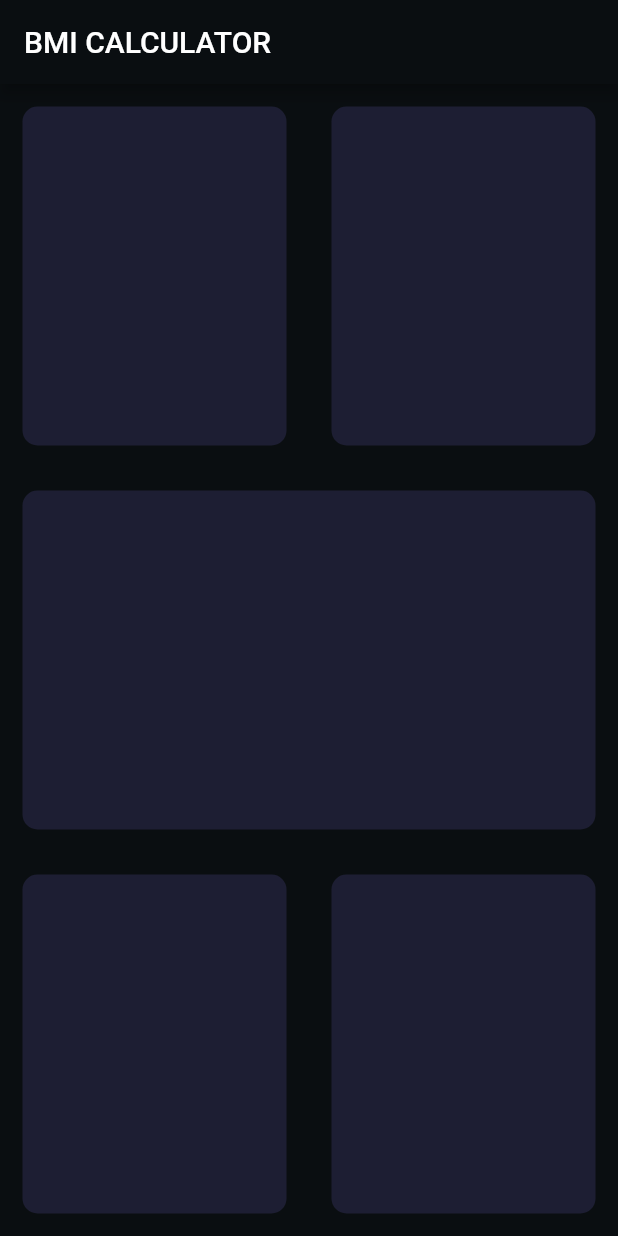
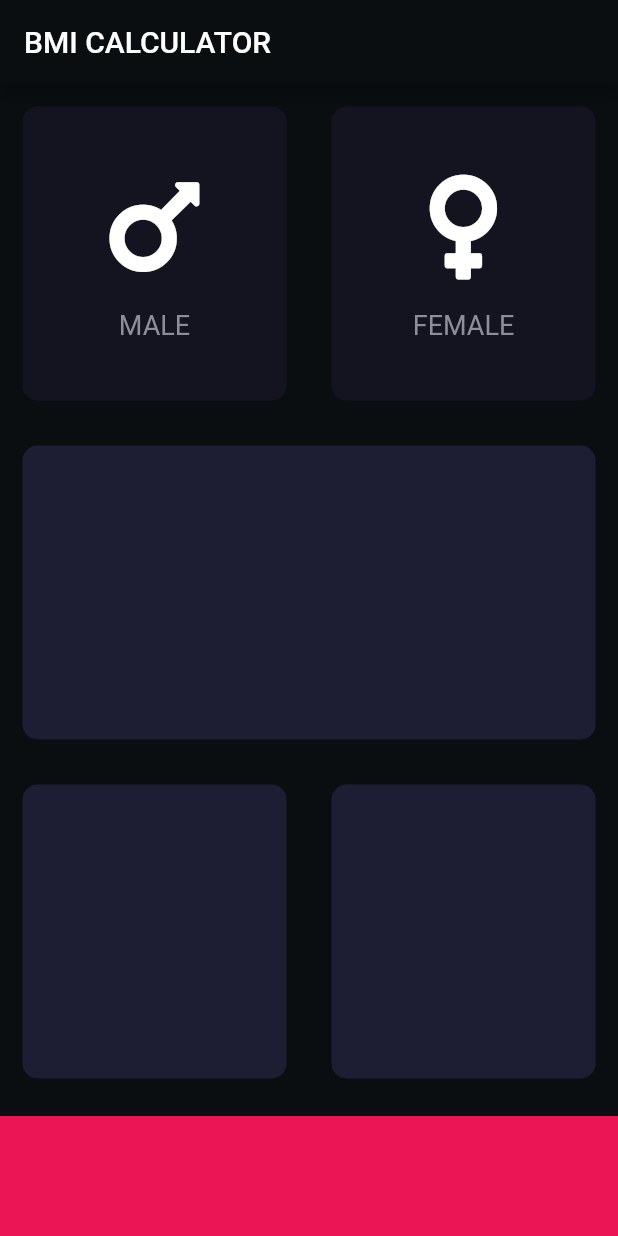
Before and after one commit to SStefanV/flutter_apps, a Flutter app: the screen it shows after launch, on a phone screen of 412 x 824 dp. Run offline on Flutter 3.47's test engine with Material 2 defaults, Android fonts, the phone set to English and light mode, and no system bars; our stand-ins replace audioplayers, font_awesome_flutter, rflutter_alert.

Commit message:
New files

```diff
--- /dev/null
+++ b/bmi-calculator-flutter/lib/icon_content.dart
@@ -0,0 +1,33 @@
+import 'package:flutter/material.dart';
+
+const labelStyleText = TextStyle(
+  fontSize: 18,
+  color: Color(0xff8d8e98),
+);
+
+class IconContent extends StatelessWidget {
+  final String text;
+  final IconData iconType;
+
+  IconContent({this.text, this.iconType});
+
+  @override
+  Widget build(BuildContext context) {
+    return Column(
+      mainAxisAlignment: MainAxisAlignment.center,
+      children: [
+        Icon(
+          iconType,
+          size: 80,
+        ),
+        SizedBox(
+          height: 15,
+        ),
+        Text(
+          text,
+          style: labelStyleText,
+        ),
+      ],
+    );
+  }
+}
--- a/bmi-calculator-flutter/lib/input_page.dart
+++ b/bmi-calculator-flutter/lib/input_page.dart
@@ -1,4 +1,18 @@
 import 'package:flutter/material.dart';
+import 'package:font_awesome_flutter/font_awesome_flutter.dart';
+
+import 'icon_content.dart';
+import 'reusable_card.dart';
+
+const bottomContainerHeight = 80.0;
+const containerBgColor = Color(0xFF1D1E33);
+const inactivCardColor = Color(0xFF141320);
+const bottomBgColor = Color(0xFFEB1555);
+
+enum Gender {
+  male,
+  female,
+}
 
 class InputPage extends StatefulWidget {
   @override
@@ -6,6 +20,28 @@ class InputPage extends StatefulWidget {
 }
 
 class _InputPageState extends State<InputPage> {
+  Color maleCardColor = inactivCardColor;
+  Color femaleCardColor = inactivCardColor;
+  void updateColor(Gender gender) {
+    if (gender == Gender.male) {
+      if (maleCardColor == inactivCardColor) {
+        maleCardColor = containerBgColor;
+        femaleCardColor = inactivCardColor;
+      } else {
+        maleCardColor = inactivCardColor;
+      }
+    } else {
+      if (gender == Gender.female) {
+        if (femaleCardColor == inactivCardColor) {
+          femaleCardColor = containerBgColor;
+          maleCardColor = inactivCardColor;
+        } else {
+          femaleCardColor = inactivCardColor;
+        }
+      }
+    }
+  }
+
   @override
   Widget build(BuildContext context) {
     return Scaffold(
@@ -18,13 +54,35 @@ class _InputPageState extends State<InputPage> {
             child: Row(
               children: [
                 Expanded(
-                  child: ReusableCard(
-                    colour: Color(0xff1d1e33),
+                  child: GestureDetector(
+                    onTap: () {
+                      setState(() {
+                        updateColor(Gender.male);
+                      });
+                    },
+                    child: ReusableCard(
+                      cardChild: IconContent(
+                        text: 'MALE',
+                        iconType: FontAwesomeIcons.mars,
+                      ),
+                      colour: maleCardColor,
+                    ),
                   ),
                 ),
                 Expanded(
-                  child: ReusableCard(
-                    colour: Color(0xff1d1e33),
+                  child: GestureDetector(
+                    onTap: () {
+                      setState(() {
+                        updateColor(Gender.female);
+                      });
+                    },
+                    child: ReusableCard(
+                      cardChild: IconContent(
+                        text: 'FEMALE',
+                        iconType: FontAwesomeIcons.venus,
+                      ),
+                      colour: femaleCardColor,
+                    ),
                   ),
                 ),
               ],
@@ -32,7 +90,7 @@ class _InputPageState extends State<InputPage> {
           ),
           Expanded(
             child: ReusableCard(
-              colour: Color(0xff1d1e33),
+              colour: containerBgColor,
             ),
           ),
           Expanded(
@@ -40,35 +98,25 @@ class _InputPageState extends State<InputPage> {
               children: [
                 Expanded(
                   child: ReusableCard(
-                    colour: Color(0xff1d1e33),
+                    colour: containerBgColor,
                   ),
                 ),
                 Expanded(
                   child: ReusableCard(
-                    colour: Color(0xff1d1e33),
+                    colour: containerBgColor,
                   ),
                 ),
               ],
             ),
+          ),
+          Container(
+            color: bottomBgColor,
+            margin: EdgeInsets.only(top: 10.0),
+            height: bottomContainerHeight,
+            width: double.infinity,
           ),
         ],
       ),
     );
   }
 }
-
-class ReusableCard extends StatelessWidget {
-  final Color colour;
-  ReusableCard({@required this.colour});
-
-  @override
-  Widget build(BuildContext context) {
-    return Container(
-      margin: EdgeInsets.all(15),
-      decoration: BoxDecoration(
-        color: colour,
-        borderRadius: BorderRadius.circular(10.0),
-      ),
-    );
-  }
-}
--- /dev/null
+++ b/bmi-calculator-flutter/lib/reusable_card.dart
@@ -0,0 +1,20 @@
+import 'package:flutter/material.dart';
+
+class ReusableCard extends StatelessWidget {
+  final Color colour;
+  final Widget cardChild;
+
+  ReusableCard({@required this.colour, this.cardChild});
+
+  @override
+  Widget build(BuildContext context) {
+    return Container(
+      child: cardChild,
+      margin: EdgeInsets.all(15),
+      decoration: BoxDecoration(
+        color: colour,
+        borderRadius: BorderRadius.circular(10.0),
+      ),
+    );
+  }
+}
--- a/bmi-calculator-flutter/pubspec.yaml
+++ b/bmi-calculator-flutter/pubspec.yaml
@@ -11,6 +11,7 @@ dependencies:
     sdk: flutter
 
   cupertino_icons: ^0.1.2
+  font_awesome_flutter: ^8.11.0
 
 dev_dependencies:
   flutter_test:
```
